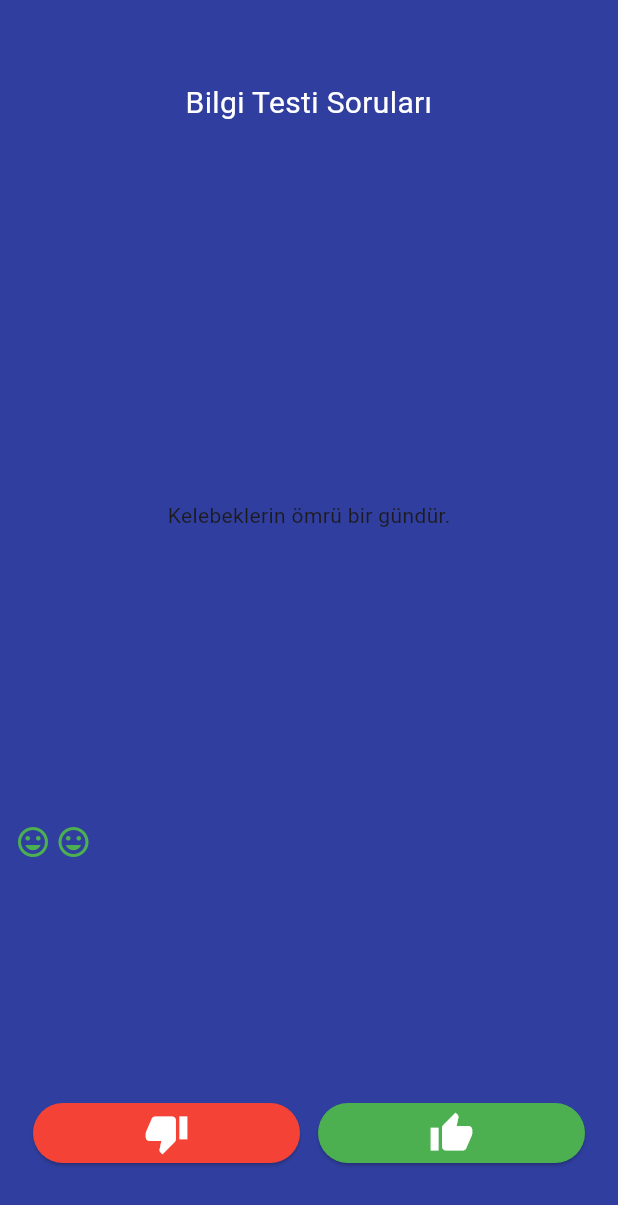
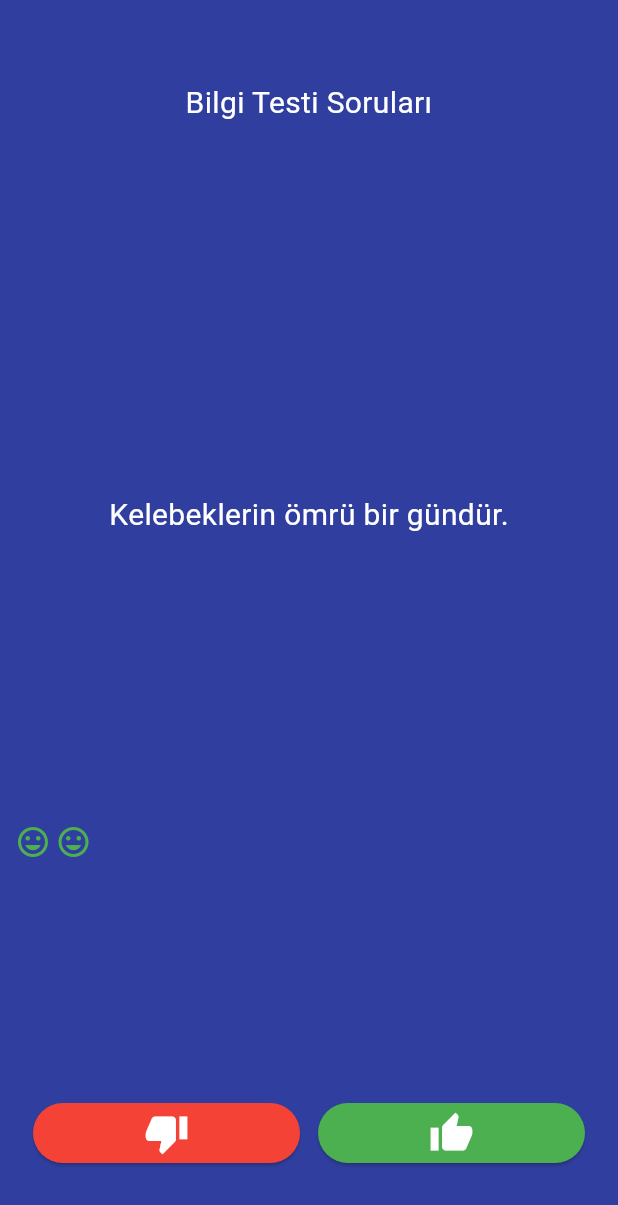
Before and after one commit to 0Suphan0/question_answer, a Flutter app: the screen it shows after launch, after a tap on the "thumb down" icon, after a tap on the "thumb up" icon, on a phone screen of 412 x 824 dp. Shown: the top 1205 px of the screen. Run offline on Flutter 3.47's test engine with Material 3 defaults, Android fonts, the phone set to English and light mode, and no system bars.

Commit message:
proje tamamlandı. refactor yapılacak..

```diff
--- a/lib/main.dart
+++ b/lib/main.dart
@@ -63,7 +63,11 @@ class _SoruSayfasiState extends State<SoruSayfasi> {
         ),
         Expanded(
           flex: 3,
-          child: Center(child: Text(questionOperation.getQuestion() ?? "")),
+          child: Center(
+              child: Text(
+            questionOperation.getQuestion() ?? "",
+            style: TextStyle(color: Colors.white, fontSize: 20),
+          )),
         ),
         Expanded(
             flex: 1,
@@ -92,11 +96,23 @@ class _SoruSayfasiState extends State<SoruSayfasi> {
                           onPressed: () {
                             setState(() {});
                             if (questionOperation.getTrueFalse() == false) {
+                              if (questionOperation.isQuestionEnd() == true) {
+                                //alert.
+                                _showMyDialog();
+                                print("alert");
+                              } else {
                                 icons.add(iconMood);
                                 questionOperation.incCounter();
+                              }
+                            } else {
+                              if (questionOperation.isQuestionEnd() == true) {
+                                //alert.
+                                _showMyDialog();
+                                print("alert");
                               } else {
                                 icons.add(iconBadMood);
                                 questionOperation.incCounter();
+                              }
                             }
                           },
                         ))),
@@ -115,11 +131,23 @@ class _SoruSayfasiState extends State<SoruSayfasi> {
                           onPressed: () {
                             setState(() {});
                             if (questionOperation.getTrueFalse() == true) {
+                              if (questionOperation.isQuestionEnd() == true) {
+                                //alert.
+                                _showMyDialog();
+                                print("alert");
+                              } else {
                                 icons.add(iconMood);
                                 questionOperation.incCounter();
+                              }
+                            } else {
+                              if (questionOperation.isQuestionEnd() == true) {
+                                //alert.
+                                _showMyDialog();
+                                print("alert");
                               } else {
                                 icons.add(iconBadMood);
                                 questionOperation.incCounter();
+                              }
                             }
                           },
                         ))),
@@ -128,4 +156,38 @@ class _SoruSayfasiState extends State<SoruSayfasi> {
       ],
     );
   }
+Future<void> _showMyDialog() async {
+  return showDialog<void>(
+    context: context,
+    barrierDismissible: false, // user must tap button!
+    builder: (BuildContext context) {
+      return AlertDialog(
+        title: const Text('Sorular Tamamlandı!'),
+        content: const SingleChildScrollView(
+          child: ListBody(
+            children: <Widget>[
+              Text('Sorular Tamamlandı'),
+              Text('Baştan başlamak ister misiniz ?'),
+            ],
+          ),
+        ),
+        actions: <Widget>[
+          TextButton(
+            child: const Text('Evet'),
+            onPressed: () {
+              Navigator.of(context).pop();
+              setState(() {
+
+              });
+              questionOperation.restartGame();
+              icons.clear();
+
+            },
+          ),
+        ],
+      );
+    },
+  );
 }
+
+}
--- a/lib/question_operation.dart
+++ b/lib/question_operation.dart
@@ -1,7 +1,6 @@
 import 'package:question_answer/question.dart';
 
 class QuestionOperation {
-
   int questionCounter = 0;
   final List<Question> _questions = [
     Question(
@@ -31,17 +30,29 @@ class QuestionOperation {
     return _questions;
   }
 
-  String? getQuestion(){
+  String? getQuestion() {
     return _questions[questionCounter].question;
   }
 
-  bool? getTrueFalse(){
+  bool? getTrueFalse() {
     return _questions[questionCounter].isTrue;
   }
 
-  void incCounter(){
-    if(questionCounter<_questions.length-1)
-    questionCounter++;
+  void incCounter() {
+    if (questionCounter < _questions.length - 1) {
+      questionCounter++;
+    }
   }
 
+  bool isQuestionEnd() {
+    if (questionCounter + 1 >= _questions.length) {
+      return true;
+    }else{
+      return false;
+    }
+  }
+
+  void restartGame(){
+    questionCounter=0;
+  }
 }
```
Lines whose indentation alone changed are shown as unchanged.
